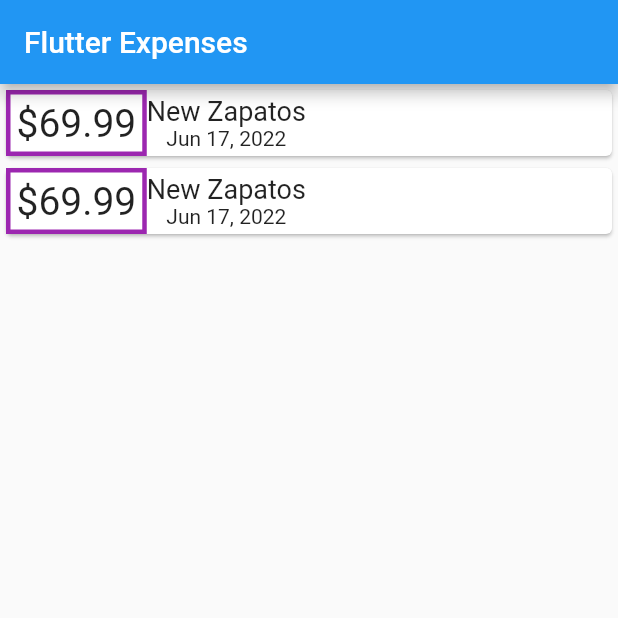
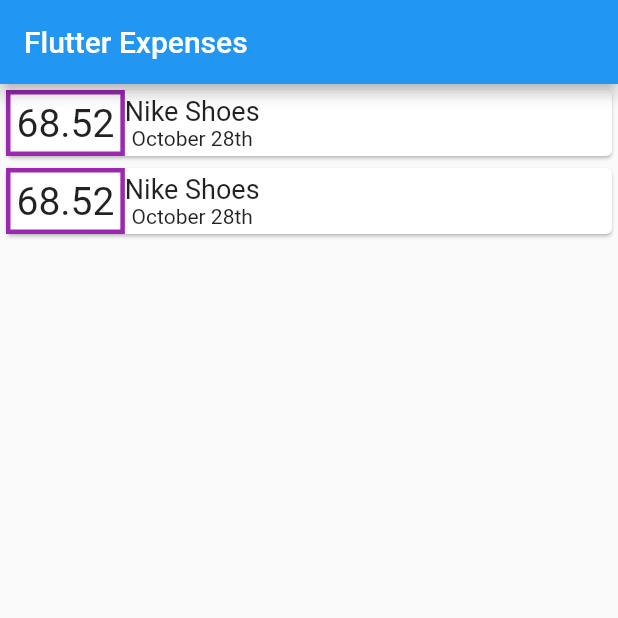
Before and after one commit to soulandbone/myexpenses_app, a Flutter app: the screen it shows after launch, on a phone screen of 412 x 824 dp, the top half of it. Run offline on Flutter 3.47's test engine with Material 2 defaults, Android fonts, the phone set to English and light mode, and no system bars.

Commit message:
Changes in transaction card, now it has a proper constructor

```diff
--- a/lib/main.dart
+++ b/lib/main.dart
@@ -41,7 +41,11 @@ class _MyHomePageState extends State<MyHomePage> {
           child: ListView.builder(
               itemCount: 2,
               itemBuilder: (BuildContext context, int index) {
-                return TransactionCard();
+                return TransactionCard(
+                  price: 68.52,
+                  date: 'October 28th',
+                  text: 'Nike Shoes',
+                );
               })),
     );
   }
--- a/lib/transaction_card.dart
+++ b/lib/transaction_card.dart
@@ -1,6 +1,13 @@
 import 'package:flutter/material.dart';
 
 class TransactionCard extends StatelessWidget {
+  double price;
+  String text;
+  String date;
+
+  TransactionCard(
+      {required this.price, required this.text, required this.date});
+
   @override
   Widget build(BuildContext context) {
     return Card(
@@ -13,18 +20,18 @@ class TransactionCard extends StatelessWidget {
                   border: Border.all(width: 3, color: Colors.purple),
                 ),
                 child: Text(
-                  '\$69.99',
+                  price.toString(),
                   style: TextStyle(fontSize: 26),
                 )),
           ]),
           Column(
             children: [
               Text(
-                'New Zapatos',
+                text,
                 style: TextStyle(fontSize: 18),
               ),
               Text(
-                'Jun 17, 2022',
+                date,
                 style: TextStyle(fontSize: 14),
               ),
             ],
```
